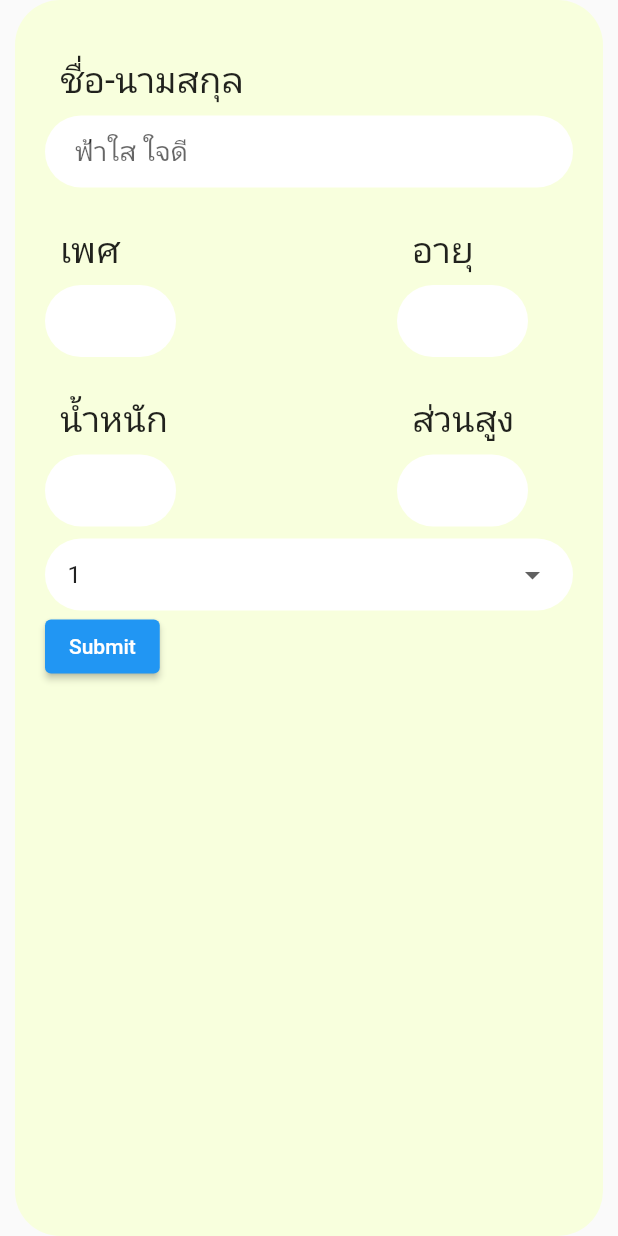
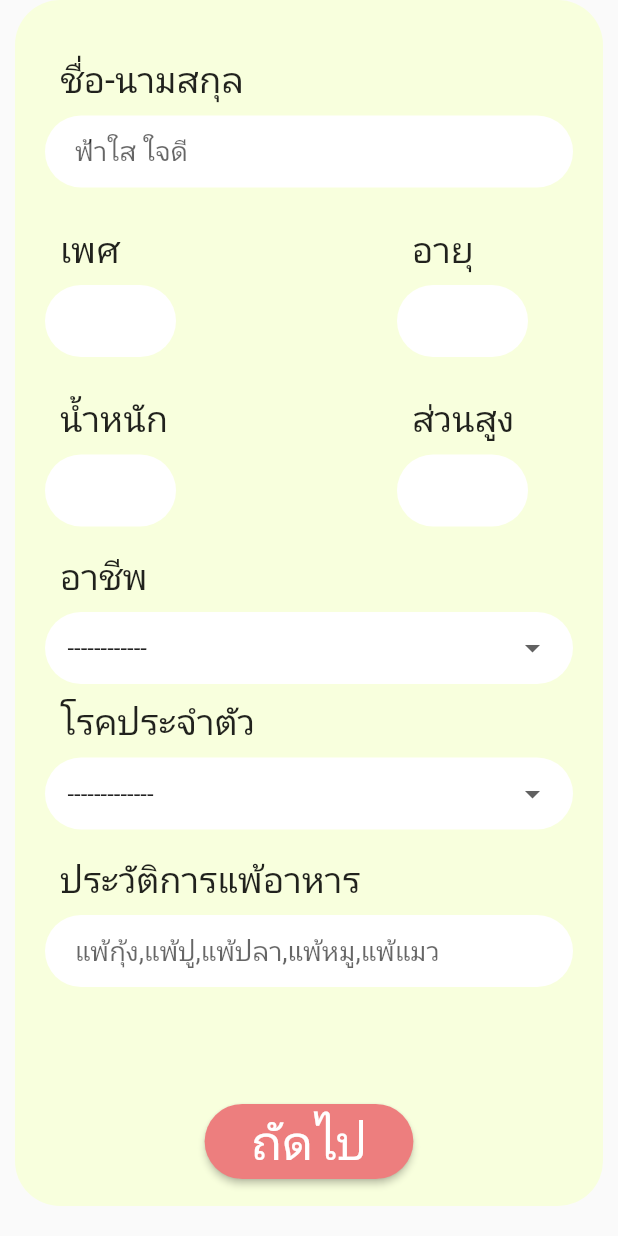
Before and after one commit to AINutritionProject/KinDeeUDee, a Flutter app: the PersonalBody widget shown alone on an empty page, opened directly, on a phone screen of 412 x 824 dp. Run offline on Flutter 3.47's test engine with Material 2 defaults, Android fonts, the phone set to English and light mode, and no system bars; our stand-ins replace cloud_firestore, firebase_auth, firebase_core, google_sign_in; accounts and stored records are empty; network calls fail.

Commit message:
finish first version  informationPage

```diff
--- a/lib/auth.dart
+++ b/lib/auth.dart
@@ -51,7 +51,7 @@ class AppFoodUser {
     this.username,
     required this.email,
     this.photoUrl,
-    required this.fullName,
+    this.fullName,
     this.phoneNumber,
     required this.hasData,
   });
--- a/lib/pages/information/information.dart
+++ b/lib/pages/information/information.dart
@@ -8,7 +8,7 @@ class InformationPage extends StatelessWidget {
   @override
   Widget build(BuildContext context) {
     return Scaffold(
-      resizeToAvoidBottomInset: false,
+      resizeToAvoidBottomInset: true,
       appBar: AppBar(
         title: const Text("InformationPage"),
         actions: [
--- a/lib/pages/information/personal_information.dart
+++ b/lib/pages/information/personal_information.dart
@@ -1,6 +1,29 @@
 import 'package:flutter/material.dart';
 import 'package:appfood2/pages/home.dart';
 import 'package:appfood2/widgets/dropdown.dart';
+
+List<String> careers = <String>[
+  "------------",
+  "รับข้าราชการ",
+  "ข้าราชการบำนาญ",
+  "เกษตรกร",
+  "ธุรกิจส่วนตัว",
+  "นักข่าว",
+  "จิตกร",
+  "ศิลปิน"
+];
+
+List<String> chronicDiseases = <String>[
+  "-------------",
+  "โรคเบาหวาน",
+  "โรคความดัยโลหิตสูง",
+  "โรคหัวใจ",
+  "โรคโลหิตจาง",
+  "โรคไต",
+  "โรคภูมิแพ้",
+  "โรคหอบหืด",
+  "โรคอ้วน",
+];
 
 class PersonalInformation extends StatelessWidget {
   const PersonalInformation({super.key});
@@ -10,13 +33,15 @@ class PersonalInformation extends StatelessWidget {
     return LayoutBuilder(
         builder: (BuildContext context, BoxConstraints constraints) {
       return SingleChildScrollView(
-        child: SizedBox(
-          height: MediaQuery.of(context).size.height,
-          child: const Column(
+        child: ConstrainedBox(
+          constraints: BoxConstraints(minHeight: constraints.maxHeight),
+          child: const IntrinsicHeight(
+            child: Column(
               children: [
                 PersonalHeader(),
                 PersonalBody(),
               ],
+            ),
           ),
         ),
       );
@@ -38,11 +63,14 @@ class _PersonalBodyState extends State<PersonalBody> {
   final TextEditingController _ageTextController = TextEditingController();
   final TextEditingController _weightTextController = TextEditingController();
   final TextEditingController _heightTextController = TextEditingController();
+  final TextEditingController _foodAllergyTextController =
+      TextEditingController();
   late String name;
   late String gender;
   late int age;
   late double weight;
   late double height;
+  late String foodAllergy;
 
   @override
   void initState() {
@@ -56,13 +84,16 @@ class _PersonalBodyState extends State<PersonalBody> {
     _ageTextController.dispose();
     _weightTextController.dispose();
     _heightTextController.dispose();
+    _foodAllergyTextController.dispose();
     super.dispose();
   }
 
   @override
   Widget build(BuildContext context) {
-    return Expanded(
-      flex: 3,
+    return Container(
+      margin: const EdgeInsets.only(bottom: 20),
+      child: Expanded(
+        flex: 4,
         child: Container(
           margin: const EdgeInsets.symmetric(horizontal: 10),
           decoration: BoxDecoration(
@@ -92,16 +123,40 @@ class _PersonalBodyState extends State<PersonalBody> {
                 leftTextInputType: TextInputType.number,
                 rightTextInputType: TextInputType.number,
               ),
-            const WideDropDown(data: ["1", "2"]),
-            ElevatedButton(
+              WideDropDown(data: careers, title: "อาชีพ"),
+              WideDropDown(data: chronicDiseases, title: "โรคประจำตัว"),
+              OneChildTextField(
+                  textController: _foodAllergyTextController,
+                  textName: "ประวัติการแพ้อาหาร",
+                  textHint: "แพ้กุ้ง,แพ้ปู,แพ้ปลา,แพ้หมู,แพ้แมว"),
+              Center(
+                child: Container(
+                  margin: const EdgeInsets.only(top: 70),
+                  child: ElevatedButton(
+                    style: ButtonStyle(
+                        backgroundColor:
+                            const MaterialStatePropertyAll(Color(0xFFED7E7E)),
+                        shape: MaterialStateProperty.all(RoundedRectangleBorder(
+                          borderRadius: BorderRadius.circular(30),
+                        ))),
                     onPressed: () {
                       setState(() {
                         name = _nameTextController.text;
                       });
                     },
-              child: const Text("Submit"),
+                    child: const Padding(
+                      padding:
+                          EdgeInsets.symmetric(vertical: 3, horizontal: 15),
+                      child: Text(
+                        "ถัดไป",
+                        style: TextStyle(fontSize: 32),
+                      ),
+                    ),
+                  ),
+                ),
               ),
             ]),
+          ),
         ),
       ),
     );
--- a/lib/widgets/dropdown.dart
+++ b/lib/widgets/dropdown.dart
@@ -2,10 +2,11 @@ import 'package:flutter/material.dart';
 
 class WideDropDown extends StatefulWidget {
   final List<String> data;
-
+  final String title;
   const WideDropDown({
     super.key,
     required this.data,
+    required this.title,
   });
 
   @override
@@ -24,16 +25,30 @@ class _WideDropDownState extends State<WideDropDown> {
   @override
   Widget build(BuildContext context) {
     return Center(
-      child: DropdownButtonHideUnderline(
+      child: Column(
+        crossAxisAlignment: CrossAxisAlignment.start,
+        children: [
+          Padding(
+            padding: const EdgeInsets.symmetric(vertical: 8, horizontal: 10),
+            child: Text(
+              widget.title,
+              style: const TextStyle(
+                fontSize: 24,
+              ),
+            ),
+          ),
+          DropdownButtonHideUnderline(
             child: Container(
               decoration: BoxDecoration(
                 color: Colors.white,
                 borderRadius: BorderRadius.circular(30),
               ),
               child: Padding(
-            padding: const EdgeInsets.symmetric(horizontal: 15, vertical: 0),
+                padding:
+                    const EdgeInsets.symmetric(horizontal: 15, vertical: 0),
                 child: FractionallySizedBox(
                   widthFactor: 1,
+                  child: ButtonTheme(
                     child: DropdownButton(
                       value: selectedItem,
                       dropdownColor: Colors.white,
@@ -51,6 +66,9 @@ class _WideDropDownState extends State<WideDropDown> {
                 ),
               ),
             ),
+          ),
+        ],
+      ),
     );
   }
 }
```
Lines whose indentation alone changed are shown as unchanged.
